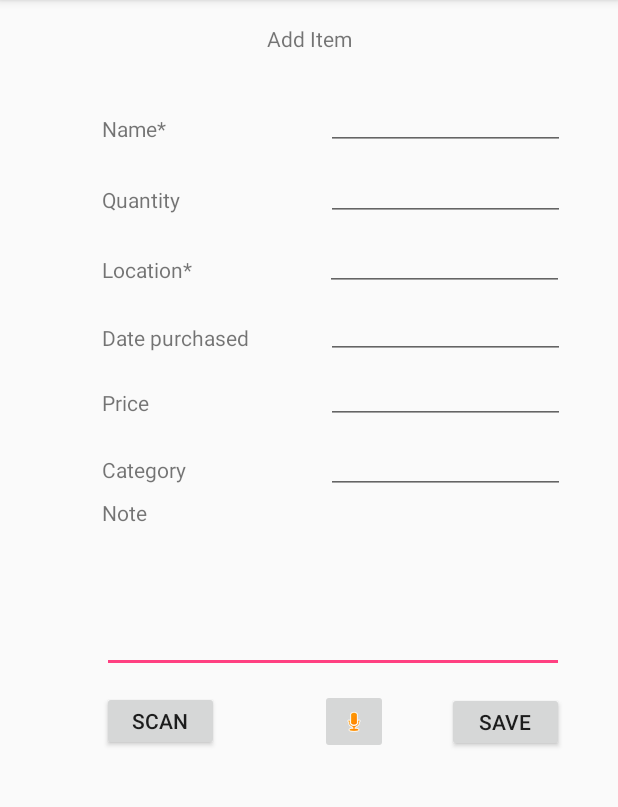
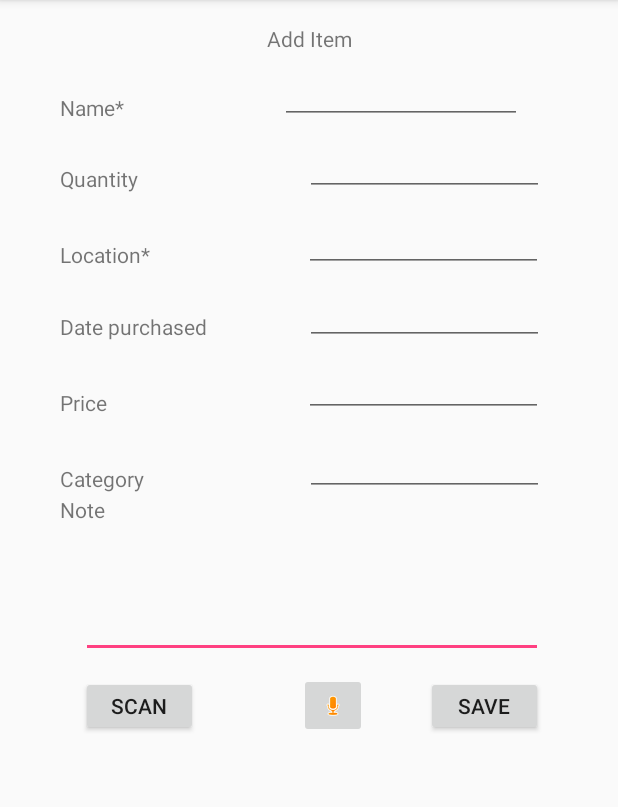
Before and after one commit to ikram-hamizi/GitHubTry, an Android app: the AddItemActivity screen opened directly, with no data from a screen before it, on a phone screen of 412 x 824 dp, the part 84-891 px from its top. Run offline under Robolectric (Android 15) with nearby library versions, the phone set to English and light mode, and no system bars.

Commit message:
clicking on items in inventory

```diff
--- a/app/src/main/java/com/example/usp05/githubtry/AddItemActivity.java
+++ b/app/src/main/java/com/example/usp05/githubtry/AddItemActivity.java
@@ -43,6 +43,11 @@ public class AddItemActivity extends AppCompatActivity
             String item_note = ((EditText) findViewById(R.id.ET_note)).getText().toString();
             int item_quantity = Integer.parseInt(((EditText) findViewById(R.id.ET_quantity)).getText().toString());
 
+            if(item_name == "" || String.valueOf(item_quantity) == "") {
+                Toast message = Toast.makeText(AddItemActivity.this, "Name and quantity must be filled", Toast.LENGTH_SHORT);
+                message.show();
+            }
+
             Item newItem = new Item(username, item_name, item_location, item_category, item_datepurch, "no date of exp",
                     item_note, item_quantity);
 
--- a/app/src/main/java/com/example/usp05/githubtry/DataModel/DBItemsHelper.java
+++ b/app/src/main/java/com/example/usp05/githubtry/DataModel/DBItemsHelper.java
@@ -101,8 +101,15 @@ public class DBItemsHelper extends SQLiteOpenHelper{
     // gets all data from items database and displays in the ListView in inventory screen
     public Cursor getItems(String username) {
         appDB = this.getReadableDatabase();
-        String query = "select " + ITEM_COL_NAME + " from " + ITEM_TABLE_NAME + " where " + ITEM_COL_USERNAME + " = ?";
+        String query = "select * from " + ITEM_TABLE_NAME + " where " + ITEM_COL_USERNAME + " = ?";
         Cursor cursor = appDB.rawQuery(query, new String[]{username});
         return cursor;
     }
+
+    public Cursor getItemID(String username, String name) {
+        appDB = this.getReadableDatabase();
+        String query = "select " + ITEM_COL_ID + " from " + ITEM_TABLE_NAME + " where " + ITEM_COL_USERNAME + " = ? and " + ITEM_COL_NAME + " = ?;";
+        Cursor cursor = appDB.rawQuery(query, new String[]{username, name});
+        return cursor;
+    }
 }
--- a/app/src/main/java/com/example/usp05/githubtry/Inventory.java
+++ b/app/src/main/java/com/example/usp05/githubtry/Inventory.java
@@ -6,10 +6,12 @@ import android.os.Bundle;
 import android.support.v7.app.AppCompatActivity;
 import android.util.Log;
 import android.view.View;
+import android.widget.AdapterView;
 import android.widget.ArrayAdapter;
 import android.widget.ListAdapter;
 import android.widget.ListView;
 import android.widget.TextView;
+import android.widget.Toast;
 
 import com.example.usp05.githubtry.DataModel.DBItemsHelper;
 
@@ -20,6 +22,7 @@ import java.util.ArrayList;
  */
 
 public class Inventory extends AppCompatActivity {
+    private static final String TAG = "InventoryActivity";
     String username;
 
     DBItemsHelper itemsHelper = new DBItemsHelper(this);
@@ -46,7 +49,7 @@ public class Inventory extends AppCompatActivity {
         int index = 0;
         if (cursor.moveToFirst()) {
             do {
-                String a = cursor.getString(0);
+                String a = cursor.getString(2);
                 items.add(a);
                 index++;
             }
@@ -58,5 +61,28 @@ public class Inventory extends AppCompatActivity {
         ListAdapter adapter = new ArrayAdapter<String>(this, android.R.layout.simple_list_item_1, items);
         ListView listItems = (ListView) findViewById(R.id.listItems);
         listItems.setAdapter(adapter);
+
+        listItems.setOnItemClickListener(new AdapterView.OnItemClickListener() {
+            public void onItemClick(AdapterView<?> adapterView, View view, int i, long l) {
+                String name = adapterView.getItemAtPosition(i).toString();
+                Log.d(TAG, "onItemClick: You clicked on " + name);
+                Cursor data = itemsHelper.getItemID(username, name);
+                int itemID = -1;
+                while(data.moveToNext()) {
+                    itemID = data.getInt(0);
+                    if(itemID > -1) {
+                        Log.d(TAG, "onItemClick: ID is " + itemID);
+                        Intent intent = new Intent(Inventory.this, AddItemActivity.class);
+//                        intent.putExtra("id", itemID);
+//                        intent.putExtra("name", name);
+                        startActivity(intent);
+                    }
+                    else {
+                        Toast message = Toast.makeText(Inventory.this, "No ID available", Toast.LENGTH_SHORT);
+                        message.show();
+                    }
+                }
+             }
+        });
     }
 }
--- a/app/src/main/res/layout/add_item.xml
+++ b/app/src/main/res/layout/add_item.xml
@@ -26,9 +26,10 @@
         android:id="@+id/textView1"
         android:layout_width="wrap_content"
         android:layout_height="wrap_content"
-        android:layout_marginTop="76dp"
+        android:layout_marginStart="40dp"
+        android:layout_marginTop="62dp"
         android:text="Name*"
-        app:layout_constraintStart_toStartOf="@+id/textView2"
+        app:layout_constraintStart_toStartOf="parent"
         app:layout_constraintTop_toTopOf="parent" />
 
     <TextView
@@ -44,131 +45,147 @@
         android:id="@+id/textView3"
         android:layout_width="wrap_content"
         android:layout_height="20dp"
-        android:layout_marginTop="27dp"
+        android:layout_marginStart="40dp"
+        android:layout_marginTop="31dp"
         android:text="Location*"
-        app:layout_constraintStart_toStartOf="@+id/textView4"
+        app:layout_constraintStart_toStartOf="parent"
         app:layout_constraintTop_toBottomOf="@+id/textView2" />
 
     <TextView
         android:id="@+id/textView4"
         android:layout_width="wrap_content"
         android:layout_height="wrap_content"
-        android:layout_marginTop="25dp"
+        android:layout_marginStart="40dp"
+        android:layout_marginTop="28dp"
         android:text="Date purchased"
-        app:layout_constraintStart_toStartOf="@+id/textView5"
+        app:layout_constraintStart_toStartOf="parent"
         app:layout_constraintTop_toBottomOf="@+id/textView3" />
 
     <TextView
         android:id="@+id/textView5"
         android:layout_width="wrap_content"
         android:layout_height="wrap_content"
-        android:layout_marginTop="24dp"
+        android:layout_marginStart="40dp"
+        android:layout_marginTop="31dp"
         android:text="Price"
-        app:layout_constraintStart_toStartOf="@+id/textView6"
+        app:layout_constraintStart_toStartOf="parent"
         app:layout_constraintTop_toBottomOf="@+id/textView4" />
 
     <TextView
         android:id="@+id/textView6"
         android:layout_width="wrap_content"
         android:layout_height="wrap_content"
-        android:layout_marginTop="25dp"
+        android:layout_marginStart="40dp"
+        android:layout_marginTop="31dp"
         android:text="Category"
-        app:layout_constraintStart_toStartOf="@+id/textView7"
+        app:layout_constraintStart_toStartOf="parent"
         app:layout_constraintTop_toBottomOf="@+id/textView5" />
 
     <TextView
         android:id="@+id/textView7"
         android:layout_width="wrap_content"
         android:layout_height="wrap_content"
-        android:layout_marginTop="9dp"
+        android:layout_marginStart="40dp"
+        android:layout_marginTop="1dp"
         android:text="Note"
-        app:layout_constraintStart_toStartOf="@+id/ET_note"
+        app:layout_constraintStart_toStartOf="parent"
         app:layout_constraintTop_toBottomOf="@+id/textView6" />
 
     <EditText
         android:id="@+id/ET_note"
         android:layout_width="308dp"
         android:layout_height="90dp"
+        android:layout_marginBottom="11dp"
         android:layout_marginEnd="36dp"
-        android:layout_marginRight="36dp"
-        android:layout_marginTop="7dp"
+        android:layout_marginStart="40dp"
         android:ems="10"
-        android:inputType="textPersonName"
+        android:inputType="text"
         android:singleLine="false"
+        app:layout_constraintBottom_toTopOf="@+id/imageButton"
         app:layout_constraintEnd_toEndOf="parent"
+        app:layout_constraintStart_toStartOf="parent"
         app:layout_constraintTop_toBottomOf="@+id/textView7" />
 
     <EditText
         android:id="@+id/ET_category"
         android:layout_width="159dp"
-        android:layout_height="40dp"
+        android:layout_height="52dp"
+        android:layout_marginBottom="17dp"
+        android:layout_marginEnd="36dp"
         android:layout_marginStart="93dp"
-        android:layout_marginLeft="93dp"
         android:ems="10"
-        android:inputType="textPersonName"
-        app:layout_constraintBaseline_toBaselineOf="@+id/textView6"
-        app:layout_constraintEnd_toEndOf="@+id/ET_note"
-        app:layout_constraintStart_toEndOf="@+id/textView6" />
+        android:inputType="text"
+        app:layout_constraintBottom_toTopOf="@+id/ET_note"
+        app:layout_constraintEnd_toEndOf="parent"
+        app:layout_constraintStart_toEndOf="@+id/textView6"
+        app:layout_constraintTop_toBottomOf="@+id/ET_price" />
 
     <EditText
         android:id="@+id/ET_price"
         android:layout_width="159dp"
-        android:layout_height="38dp"
+        android:layout_height="48dp"
+        android:layout_marginEnd="36dp"
         android:layout_marginStart="117dp"
-        android:layout_marginLeft="117dp"
         android:ems="10"
-        android:inputType="textPersonName"
-        app:layout_constraintBaseline_toBaselineOf="@+id/textView5"
-        app:layout_constraintEnd_toEndOf="@+id/ET_category"
-        app:layout_constraintStart_toEndOf="@+id/textView5" />
+        android:inputType="numberDecimal"
+        app:layout_constraintBottom_toTopOf="@+id/ET_category"
+        app:layout_constraintEnd_toEndOf="parent"
+        app:layout_constraintStart_toEndOf="@+id/textView5"
+        app:layout_constraintTop_toBottomOf="@+id/ET_datepurch" />
 
     <EditText
         android:id="@+id/ET_datepurch"
         android:layout_width="159dp"
-        android:layout_height="38dp"
+        android:layout_height="48dp"
+        android:layout_marginEnd="36dp"
         android:layout_marginStart="51dp"
-        android:layout_marginLeft="51dp"
         android:ems="10"
-        android:inputType="textPersonName"
-        app:layout_constraintBaseline_toBaselineOf="@+id/textView4"
-        app:layout_constraintEnd_toEndOf="@+id/ET_price"
-        app:layout_constraintStart_toEndOf="@+id/textView4" />
+        android:inputType="date"
+        app:layout_constraintBottom_toTopOf="@+id/ET_price"
+        app:layout_constraintEnd_toEndOf="parent"
+        app:layout_constraintStart_toEndOf="@+id/textView4"
+        app:layout_constraintTop_toBottomOf="@+id/ET_location" />
 
     <EditText
         android:id="@+id/ET_location"
         android:layout_width="159dp"
-        android:layout_height="38dp"
+        android:layout_height="50dp"
+        android:layout_marginEnd="36dp"
         android:layout_marginStart="88dp"
-        android:layout_marginLeft="88dp"
         android:ems="10"
-        android:inputType="textPersonName"
-        app:layout_constraintBaseline_toBaselineOf="@+id/textView3"
-        app:layout_constraintEnd_toEndOf="@+id/ET_datepurch"
-        app:layout_constraintStart_toEndOf="@+id/textView3" />
+        android:inputType="text"
+        app:layout_constraintBottom_toTopOf="@+id/ET_datepurch"
+        app:layout_constraintEnd_toEndOf="parent"
+        app:layout_constraintStart_toEndOf="@+id/textView3"
+        app:layout_constraintTop_toBottomOf="@+id/ET_quantity" />
 
     <EditText
         android:id="@+id/ET_quantity"
         android:layout_width="159dp"
-        android:layout_height="38dp"
+        android:layout_height="48dp"
+        android:layout_marginEnd="36dp"
         android:layout_marginStart="97dp"
-        android:layout_marginLeft="97dp"
         android:ems="10"
-        android:inputType="textPersonName"
-        app:layout_constraintBaseline_toBaselineOf="@+id/textView2"
-        app:layout_constraintEnd_toEndOf="@+id/ET_location"
-        app:layout_constraintStart_toEndOf="@+id/textView2" />
+        android:inputType="number"
+        app:layout_constraintBottom_toTopOf="@+id/ET_location"
+        app:layout_constraintEnd_toEndOf="parent"
+        app:layout_constraintStart_toEndOf="@+id/textView2"
+        app:layout_constraintTop_toBottomOf="@+id/ET_name" />
 
     <EditText
         android:id="@+id/ET_name"
-        android:layout_width="159dp"
-        android:layout_height="38dp"
-        android:layout_marginStart="106dp"
-        android:layout_marginLeft="106dp"
+        android:layout_width="161dp"
+        android:layout_height="45dp"
+        android:layout_marginEnd="36dp"
+        android:layout_marginStart="104dp"
+        android:layout_marginTop="3dp"
         android:ems="10"
-        android:inputType="textPersonName"
-        app:layout_constraintBaseline_toBaselineOf="@+id/textView1"
-        app:layout_constraintEnd_toEndOf="@+id/ET_quantity"
-        app:layout_constraintStart_toEndOf="@+id/textView1" />
+        android:inputType="text"
+        app:layout_constraintBottom_toTopOf="@+id/ET_quantity"
+        app:layout_constraintEnd_toEndOf="parent"
+        app:layout_constraintHorizontal_bias="0.0"
+        app:layout_constraintStart_toEndOf="@+id/textView1"
+        app:layout_constraintTop_toBottomOf="@+id/textView0" />
 
     <Button
         android:id="@+id/saveBTN"
```
